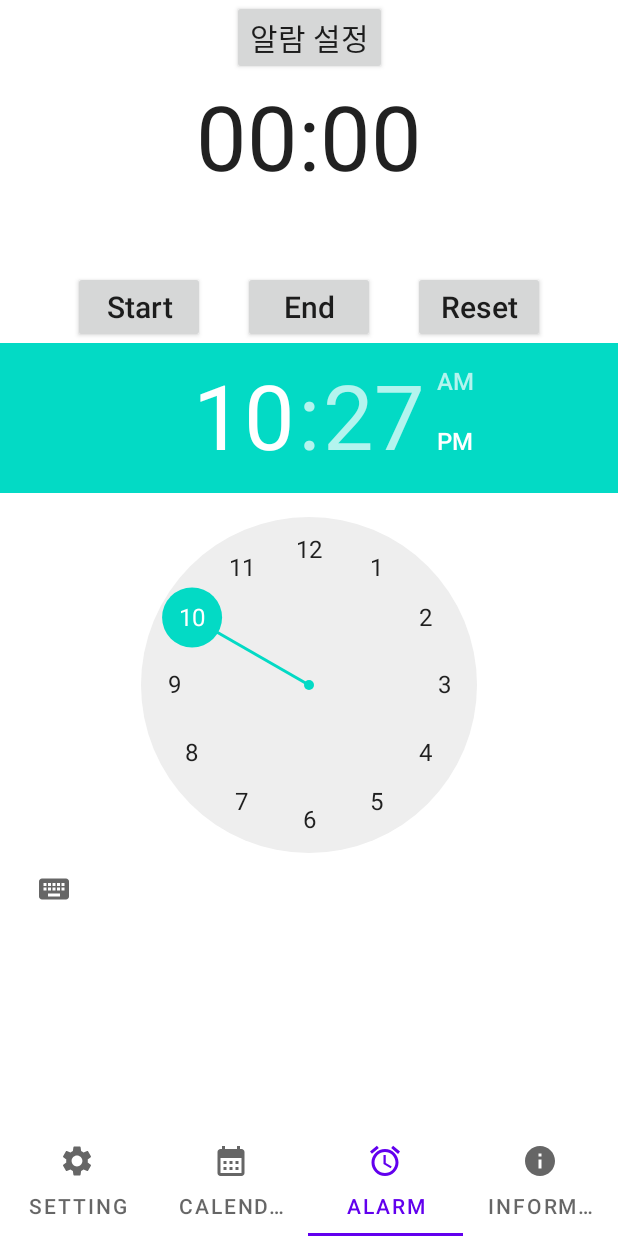
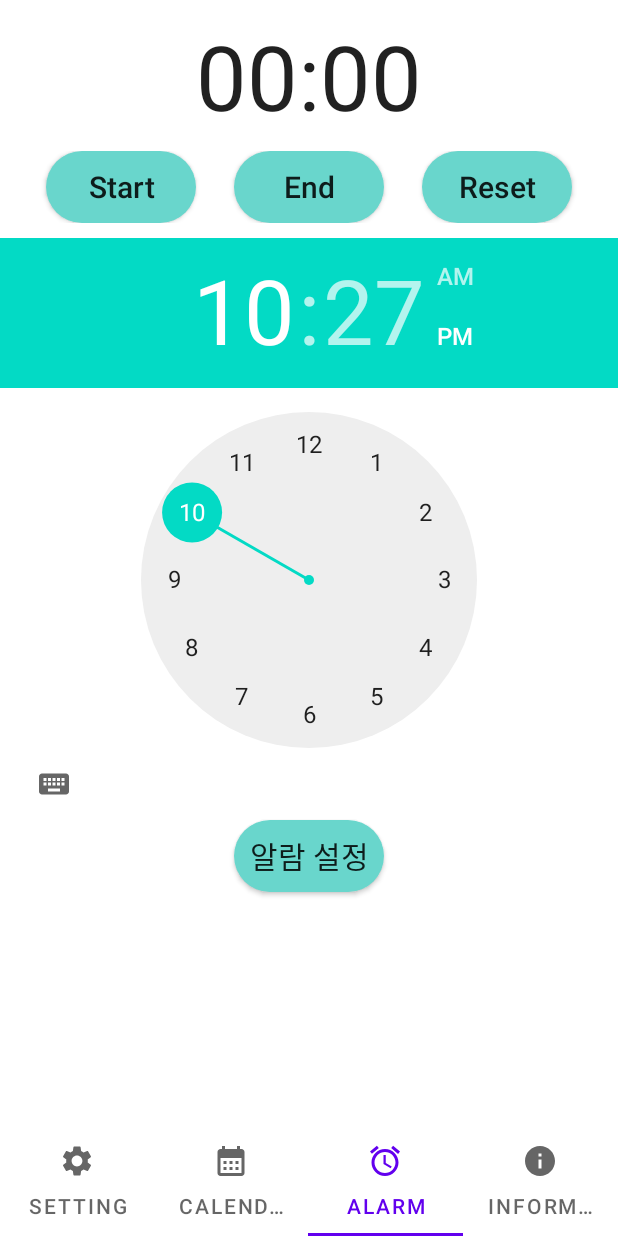
Before and after one commit to SW0929/Smart_Mask_Project, an Android app: the screen it shows after launch (MainActivity), item 3 of the bottom bar chosen, on a phone screen of 412 x 824 dp. Run offline under Robolectric (Android 15) with nearby library versions, the phone set to English and light mode, and no system bars.

Commit message:
05/23/23_01

```diff
--- a/app/src/main/java/com/bliss/csc/smart_mask_sw9909/fragment/SettingFragment.kt
+++ b/app/src/main/java/com/bliss/csc/smart_mask_sw9909/fragment/SettingFragment.kt
@@ -10,14 +10,8 @@ import android.util.Log
 import android.view.LayoutInflater
 import android.view.View
 import android.view.ViewGroup
-import android.widget.LinearLayout
-import android.widget.RadioButton
-import androidx.core.view.isVisible
 import androidx.fragment.app.Fragment
-import androidx.recyclerview.widget.DividerItemDecoration
 import androidx.recyclerview.widget.LinearLayoutManager
-import com.bliss.csc.smart_mask_sw9909.R
-import com.bliss.csc.smart_mask_sw9909.databinding.ItemMainBinding
 import com.bliss.csc.smart_mask_sw9909.databinding.SettingFragmentBinding
 import com.bliss.csc.smart_mask_sw9909.fragment.recyclerview.MyAdapter
 import java.io.IOException
--- /dev/null
+++ b/app/src/main/res/drawable/button.xml
@@ -0,0 +1,14 @@
+<?xml version="1.0" encoding="utf-8"?>
+<shape android:shape="rectangle" xmlns:android="http://schemas.android.com/apk/res/android">
+    <corners
+        android:radius="30sp"/>
+    <solid
+        android:color="#69D6CC"/>
+
+    <size
+        android:height="30sp"
+        android:width="100sp"/>
+
+
+
+</shape>
--- a/app/src/main/res/layout/alarm_fragment.xml
+++ b/app/src/main/res/layout/alarm_fragment.xml
@@ -7,35 +7,32 @@
     android:orientation="horizontal">
 
 
-
     <Chronometer
-        app:layout_constraintVertical_chainStyle="packed"
         android:id="@+id/chronometer"
         android:layout_width="wrap_content"
         android:layout_height="wrap_content"
+        android:layout_marginTop="10dp"
+        android:layout_marginBottom="10dp"
         android:textSize="60sp"
-        android:layout_marginTop="50dp"
-        android:layout_marginBottom="50dp"
-        app:layout_constraintTop_toTopOf="parent"
         app:layout_constraintBottom_toTopOf="@id/sleepLinearLayout"
         app:layout_constraintLeft_toLeftOf="parent"
         app:layout_constraintRight_toRightOf="parent"
-        />
+        app:layout_constraintTop_toTopOf="parent" />
 
     <LinearLayout
         android:id="@+id/sleepLinearLayout"
+        android:layout_width="match_parent"
+        android:layout_height="wrap_content"
         android:gravity="center"
-        android:layout_marginBottom="50dp"
         android:orientation="horizontal"
-        app:layout_constraintTop_toBottomOf="@id/chronometer"
+        app:layout_constraintBottom_toTopOf="@id/timePicker"
         app:layout_constraintLeft_toLeftOf="parent"
         app:layout_constraintRight_toRightOf="parent"
-        app:layout_constraintBottom_toTopOf="@id/timePicker"
-        android:layout_width="match_parent"
-        android:layout_height="wrap_content">
+        app:layout_constraintTop_toBottomOf="@id/chronometer">
 
         <androidx.appcompat.widget.AppCompatButton
             android:id="@+id/sleepStartButton"
+            android:background="@drawable/button"
             android:layout_width="wrap_content"
             android:layout_height="wrap_content"
             android:text="Start"
@@ -44,43 +41,44 @@
 
         <androidx.appcompat.widget.AppCompatButton
             android:id="@+id/sleepEndButton"
+            android:background="@drawable/button"
             android:layout_width="wrap_content"
             android:layout_height="wrap_content"
+            android:layout_marginLeft="25dp"
             android:text="End"
-            android:layout_marginLeft="25dp"
             android:textAllCaps="false"
             android:textSize="20sp" />
 
         <androidx.appcompat.widget.AppCompatButton
             android:id="@+id/sleepResetButton"
-            android:textAllCaps="false"
             android:layout_width="wrap_content"
+            android:background="@drawable/button"
             android:layout_height="wrap_content"
             android:layout_marginLeft="25dp"
             android:text="Reset"
-            android:textSize="20sp"
-            />
+            android:textAllCaps="false"
+            android:textSize="20sp" />
     </LinearLayout>
 
     <TimePicker
+        android:id="@+id/timePicker"
+        android:layout_width="match_parent"
+        android:layout_height="wrap_content"
+        android:layout_marginTop="10dp"
         app:layout_constraintLeft_toLeftOf="parent"
         app:layout_constraintRight_toRightOf="parent"
-        app:layout_constraintTop_toBottomOf="@id/sleepLinearLayout"
-
-        android:id="@+id/timePicker"
-        android:layout_width="match_parent"
-        android:layout_height="wrap_content"/>
+        app:layout_constraintTop_toBottomOf="@id/sleepLinearLayout" />
 
 
     <androidx.appcompat.widget.AppCompatButton
         android:id="@+id/alarmStartButton"
+        android:background="@drawable/button"
         android:layout_width="wrap_content"
         android:layout_height="wrap_content"
+        android:text="알람 설정"
         android:textSize="20sp"
-        android:text="알람 설정"
-        app:layout_constraintTop_toTopOf="parent"
         app:layout_constraintLeft_toLeftOf="parent"
         app:layout_constraintRight_toRightOf="parent"
-        />
+        app:layout_constraintTop_toBottomOf="@id/timePicker" />
 
 </androidx.constraintlayout.widget.ConstraintLayout>
--- a/app/src/main/res/layout/calendar_fragment.xml
+++ b/app/src/main/res/layout/calendar_fragment.xml
@@ -17,7 +17,10 @@
         android:id="@+id/recordQueryButton"
         android:layout_width="0dp"
         android:layout_height="wrap_content"
+        android:layout_marginLeft="30dp"
+        android:layout_marginRight="30dp"
         android:text="기록 조회하기"
+        android:background="@drawable/button"
         app:layout_constraintLeft_toLeftOf="parent"
         app:layout_constraintRight_toRightOf="parent"
         app:layout_constraintTop_toBottomOf="@id/calendarView"
@@ -75,6 +78,7 @@
                 android:layout_height="wrap_content"
                 android:layout_gravity="center"
                 android:textSize="20sp"
+                android:text="123"
                 tools:text="07시07분" />
 
         </LinearLayout>
@@ -101,6 +105,7 @@
                 android:layout_height="wrap_content"
                 android:layout_gravity="center"
                 android:textSize="20sp"
+                android:text="123"
                 tools:text="07시07분" />
 
         </LinearLayout>
@@ -129,6 +134,7 @@
                 android:layout_width="wrap_content"
                 android:layout_height="wrap_content"
                 android:layout_gravity="center"
+                android:text="123"
                 android:textSize="20sp"
                 tools:text="07시07분" />
 
@@ -156,6 +162,7 @@
                 android:layout_height="wrap_content"
                 android:layout_gravity="center"
                 android:textSize="20sp"
+                android:text="123"
                 tools:text="11회" />
 
         </LinearLayout>
@@ -181,6 +188,7 @@
                 android:layout_width="wrap_content"
                 android:layout_height="wrap_content"
                 android:layout_gravity="center"
+                android:text="123"
                 android:textSize="20sp"
                 tools:text="36.5" />
 
```
